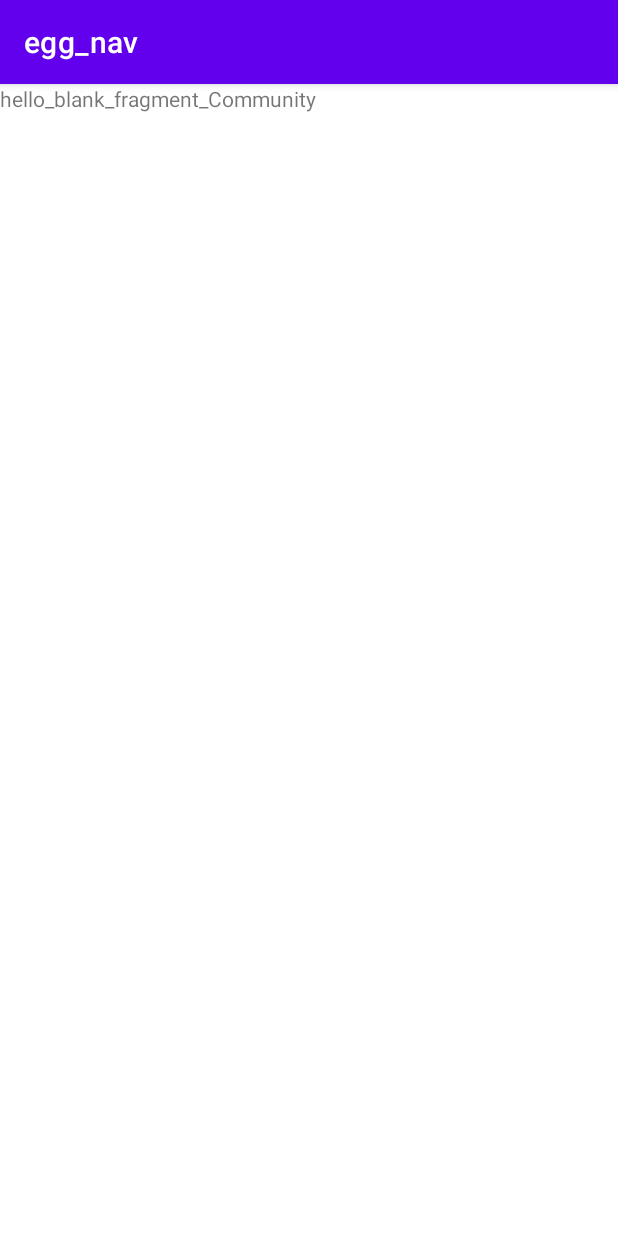
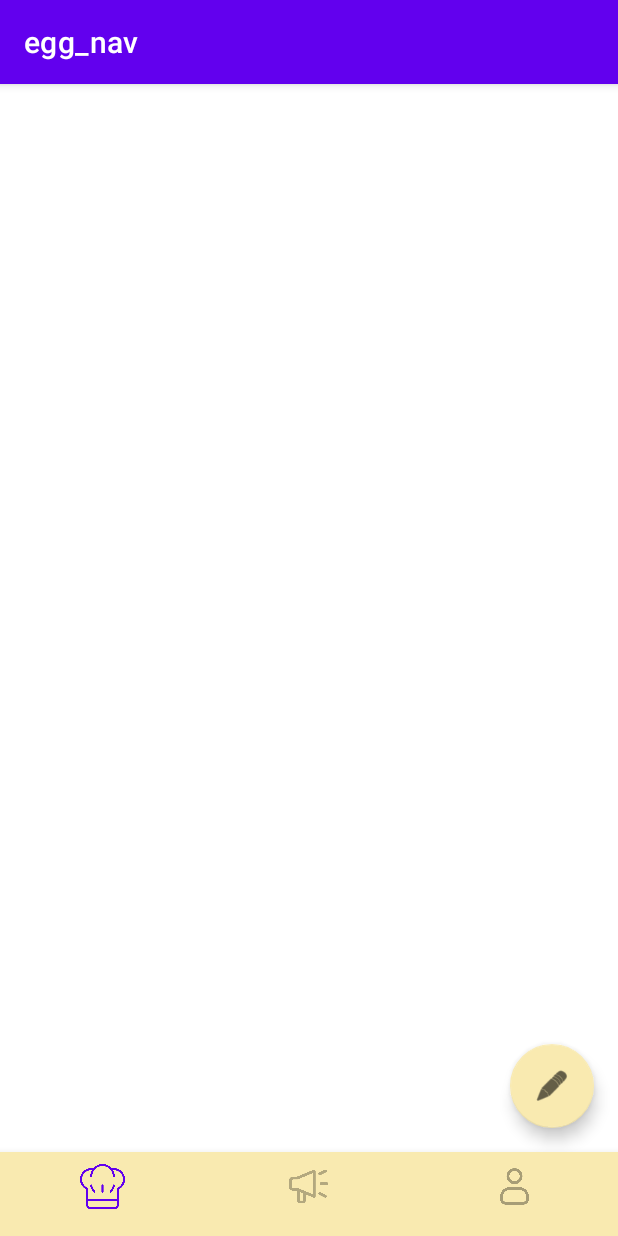
Before and after one commit to JGBean/CookRecipe, an Android app: the fragment CommunityFragment shown on its own in the app's theme, on a phone screen of 412 x 824 dp. Run offline under Robolectric (Android 15) with nearby library versions, the phone set to English and light mode, and no system bars; 1 statement that could not run was skipped.

Commit message:
community layout

```diff
--- a/app/src/main/res/layout/fragment_community.xml
+++ b/app/src/main/res/layout/fragment_community.xml
@@ -1,14 +1,42 @@
 <?xml version="1.0" encoding="utf-8"?>
-<FrameLayout xmlns:android="http://schemas.android.com/apk/res/android"
-    xmlns:tools="http://schemas.android.com/tools"
+<androidx.constraintlayout.widget.ConstraintLayout
+    xmlns:android="http://schemas.android.com/apk/res/android"
+    xmlns:app="http://schemas.android.com/apk/res-auto"
+    android:id="@+id/frameLayout"
     android:layout_width="match_parent"
-    android:layout_height="match_parent"
-    tools:context=".CommunityFragment">
+    android:layout_height="match_parent">
 
-    <!-- TODO: Update blank fragment layout -->
-    <TextView
+    <androidx.recyclerview.widget.RecyclerView
+        android:id="@+id/recyclerView"
+        android:layout_width="0dp"
+        android:layout_height="0dp"
+        app:layout_constraintBottom_toTopOf="@+id/bottomNavigationView"
+        app:layout_constraintEnd_toEndOf="parent"
+        app:layout_constraintStart_toStartOf="parent"
+        app:layout_constraintTop_toTopOf="parent" />
+
+    <com.google.android.material.bottomnavigation.BottomNavigationView
+        android:id="@+id/bottomNavigationView"
         android:layout_width="match_parent"
-        android:layout_height="match_parent"
-        android:text="hello_blank_fragment_Community" />
+        android:layout_height="wrap_content"
+        android:background="@color/lightYellow"
+        app:itemIconSize="30dp"
+        app:layout_constraintBottom_toBottomOf="parent"
+        app:menu="@menu/menu_main" />
 
-</FrameLayout>
+    <com.google.android.material.floatingactionbutton.FloatingActionButton
+        android:id="@+id/floatingActionButton"
+        android:layout_width="wrap_content"
+        android:layout_height="wrap_content"
+        android:layout_margin="16dp"
+        android:layout_marginBottom="80dp"
+        android:clickable="true"
+        android:contentDescription="@string/edit_description"
+        android:focusable="true"
+        android:focusableInTouchMode="true"
+        app:layout_constraintBottom_toTopOf="@id/bottomNavigationView"
+        app:layout_constraintEnd_toEndOf="parent"
+        android:src="@android:drawable/ic_menu_edit"
+        app:backgroundTint="@color/lightYellow" />
+
+</androidx.constraintlayout.widget.ConstraintLayout>
--- a/app/src/main/res/navigation/nav_graph.xml
+++ b/app/src/main/res/navigation/nav_graph.xml
@@ -20,4 +20,9 @@
         android:name="com.example.egg_nav.RecipeFragment"
         android:label="fragment_recipe"
         tools:layout="@layout/fragment_recipe" />
+    <fragment
+        android:id="@+id/communityFragment"
+        android:name="com.cook_recipe_app.CommunityFragment"
+        android:label="freagment_community"
+        tools:layout="@layout/fragment_community" />
 </navigation>
--- a/app/src/main/res/values/strings.xml
+++ b/app/src/main/res/values/strings.xml
@@ -6,6 +6,7 @@
     <string name="second_fragment_label">Second Fragment</string>
     <string name="next">Next</string>
     <string name="previous">Previous</string>
+    <string name="edit_description">Edit</string>
 
     <string name="lorem_ipsum">
     </string>
```
